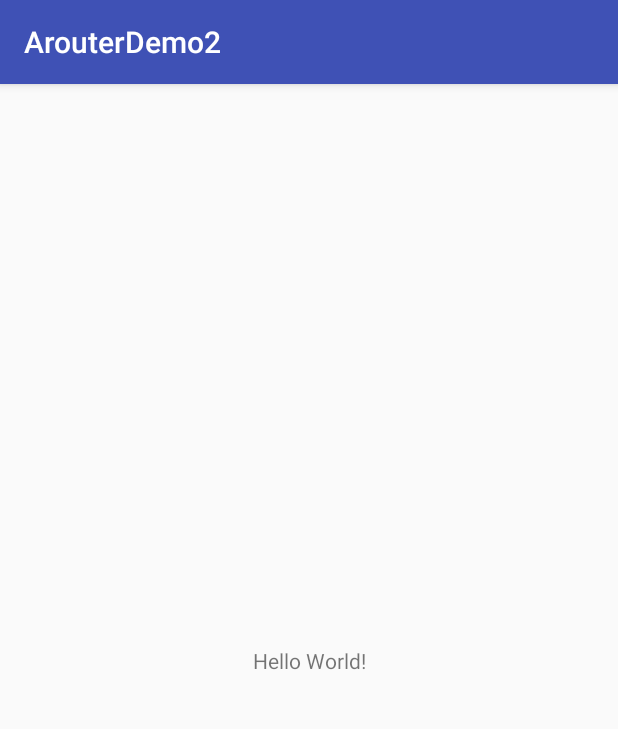
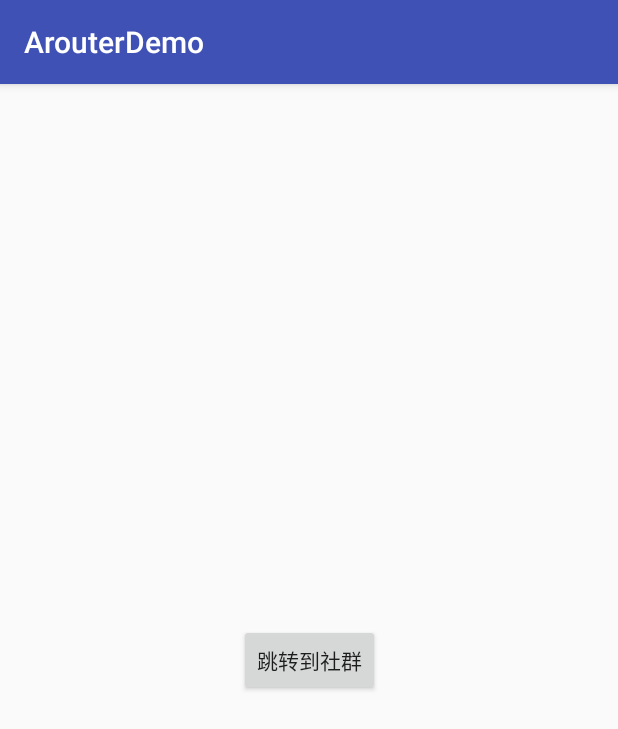
Before and after one commit to sunkeding/ArouterDemo, an Android app: the screen it shows after launch (MainActivity), on a phone screen of 412 x 824 dp. Shown: the top 729 px of the screen. Run offline under Robolectric (Android 15) with nearby library versions, the phone set to English and light mode, and no system bars; libraries missing offline, so code that uses them is left out: com.alibaba.android; 3 statements that could not run were skipped.

Commit message:
跟着官方文档集成原生跳原生的跳转

```diff
--- a/app/src/main/AndroidManifest.xml
+++ b/app/src/main/AndroidManifest.xml
@@ -3,6 +3,7 @@
     package="sunkeding.com.arouterdemo2">
 
     <application
+        android:name=".app.MyApp"
         android:allowBackup="true"
         android:icon="@mipmap/ic_launcher"
         android:label="@string/app_name"
@@ -16,6 +17,8 @@
                 <category android:name="android.intent.category.LAUNCHER" />
             </intent-filter>
         </activity>
+        <activity android:name=".activity.CoachActvity" />
+        <activity android:name=".activity.CircleActvity" />
     </application>
 
 </manifest>
--- a/app/src/main/java/sunkeding/com/arouterdemo2/MainActivity.java
+++ b/app/src/main/java/sunkeding/com/arouterdemo2/MainActivity.java
@@ -2,6 +2,11 @@ package sunkeding.com.arouterdemo2;
 
 import android.support.v7.app.AppCompatActivity;
 import android.os.Bundle;
+import android.view.View;
+
+import com.alibaba.android.arouter.launcher.ARouter;
+
+import sunkeding.com.arouterdemo2.constant.RouterPathConsatnt;
 
 public class MainActivity extends AppCompatActivity {
 
@@ -9,5 +14,12 @@ public class MainActivity extends AppCompatActivity {
     protected void onCreate(Bundle savedInstanceState) {
         super.onCreate(savedInstanceState);
         setContentView(R.layout.activity_main);
+        findViewById(R.id.bt1).setOnClickListener(new View.OnClickListener() {
+            @Override
+            public void onClick(View view) {
+                // 1. 应用内简单的跳转(通过URL跳转在'进阶用法'中)
+                ARouter.getInstance().build(RouterPathConsatnt.CIRCLE_HOME_ROUTER).navigation();
+            }
+        });
     }
 }
--- /dev/null
+++ b/app/src/main/java/sunkeding/com/arouterdemo2/app/MyApp.java
@@ -0,0 +1,20 @@
+package sunkeding.com.arouterdemo2.app;
+
+import android.app.Application;
+
+import com.alibaba.android.arouter.launcher.ARouter;
+
+/**
+ * @author: skd
+ * @date 2018/10/14
+ * @Desc MyApp
+ */
+public class MyApp extends Application{
+    @Override
+    public void onCreate() {
+        super.onCreate();
+        ARouter.openLog();     // 打印日志
+        ARouter.openDebug();   // 开启调试模式(如果在InstantRun模式下运行，必须开启调试模式！线上版本需要关闭,否则有安全风险)
+        ARouter.init(this); // 尽可能早，推荐在Application中初始化
+    }
+}
--- /dev/null
+++ b/app/src/main/java/sunkeding/com/arouterdemo2/constant/RouterPathConsatnt.java
@@ -0,0 +1,11 @@
+package sunkeding.com.arouterdemo2.constant;
+
+/**
+ * @author: skd
+ * @date 2018/10/14
+ * @Desc RouterPathConsatnt
+ */
+public interface RouterPathConsatnt {
+    String CIRCLE_HOME_ROUTER = "/circle/circleHome";
+    String COACH_HOME_ROUTER = "/coach/coachHome";
+}
--- a/app/src/main/res/layout/activity_main.xml
+++ b/app/src/main/res/layout/activity_main.xml
@@ -6,10 +6,11 @@
     android:layout_height="match_parent"
     tools:context=".MainActivity">
 
-    <TextView
+    <Button
+        android:id="@+id/bt1"
         android:layout_width="wrap_content"
         android:layout_height="wrap_content"
-        android:text="Hello World!"
+        android:text="跳转到社群"
         app:layout_constraintBottom_toBottomOf="parent"
         app:layout_constraintLeft_toLeftOf="parent"
         app:layout_constraintRight_toRightOf="parent"
--- a/app/src/main/res/values/strings.xml
+++ b/app/src/main/res/values/strings.xml
@@ -1,3 +1,3 @@
 <resources>
-    <string name="app_name">ArouterDemo2</string>
+    <string name="app_name">ArouterDemo</string>
 </resources>
```
Also changed, not shown: app/build.gradle (+9 -0 lines), app/src/main/java/sunkeding/com/arouterdemo2/activity/CircleActvity.java (added, +24 -0 lines), app/src/main/java/sunkeding/com/arouterdemo2/activity/CoachActvity.java (added, +20 -0 lines), app/src/main/res/layout/activity_circle.xml (added, +11 -0 lines), app/src/main/res/layout/activity_coach.xml (added, +11 -0 lines), 1 other file.
